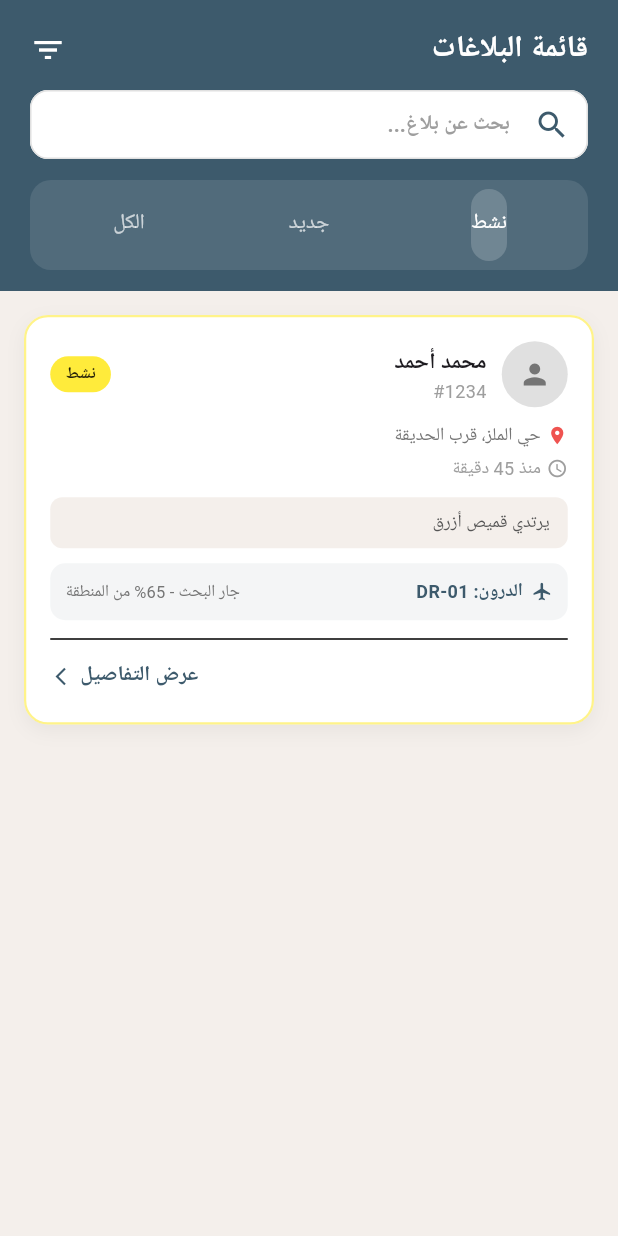
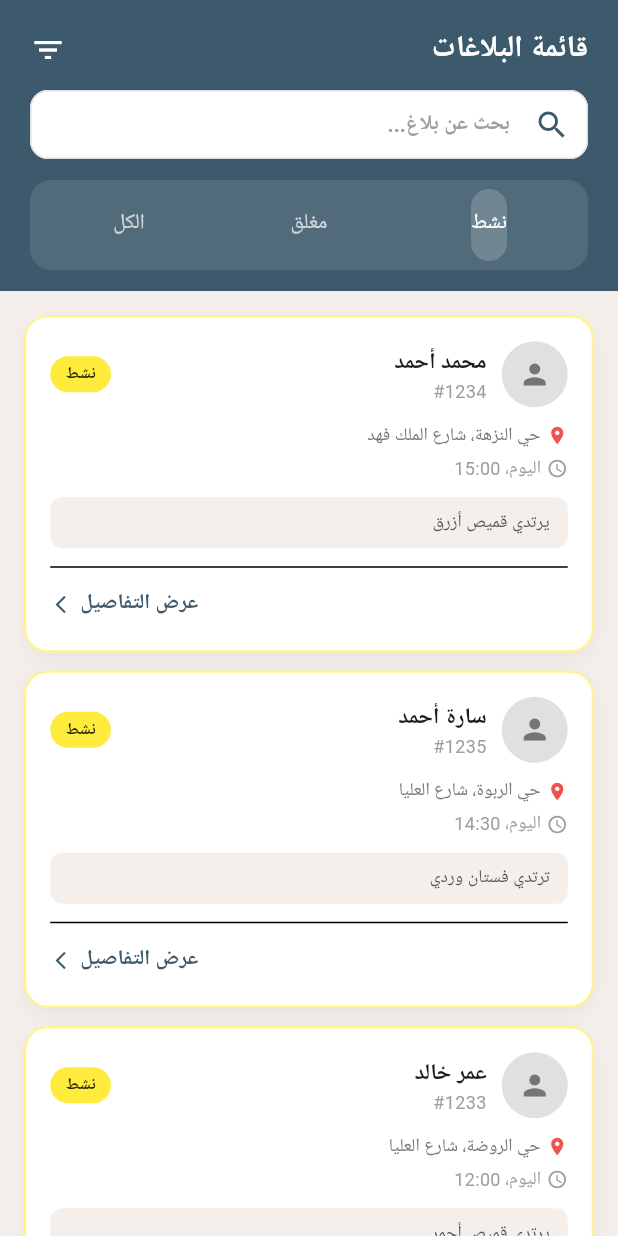
Before and after one commit to sarabashawri/Janah_f, a Flutter app: the MissionsListScreen screen opened by its route, on a phone screen of 412 x 824 dp. Run offline on Flutter 3.47's test engine with Material 3 defaults, Android fonts, the phone set to English and light mode, and no system bars; our stand-ins replace cloud_firestore, firebase_auth, firebase_core, geolocator, google_fonts, google_maps_flutter and 1 more; accounts and stored records are empty.

Commit message:
Update missions_list_screen.dart

```diff
--- a/lib/screens/rescuer/missions_list_screen.dart
+++ b/lib/screens/rescuer/missions_list_screen.dart
@@ -1,57 +1,5 @@
 import 'package:flutter/material.dart';
-
-// موديل البلاغ
-class _Mission {
-  final String id;
-  final String childName;
-  final String location;
-  final String time;
-  final String description;
-  final String status; // 'نشط' | 'مغلق'
-  final String? droneId;
-  final int? droneProgress;
-
-  const _Mission({
-    required this.id,
-    required this.childName,
-    required this.location,
-    required this.time,
-    required this.description,
-    required this.status,
-    this.droneId,
-    this.droneProgress,
-  });
-}
-
-// بيانات وهمية
-const List<_Mission> _allMissions = [
-  _Mission(
-    id: '#1235',
-    childName: 'سارة أحمد',
-    location: 'حي النزهة، شارع الملك فهد',
-    time: 'منذ 15 دقيقة',
-    description: 'طفلة ترتدي فستان وردي',
-    status: 'مغلق',
-  ),
-  _Mission(
-    id: '#1234',
-    childName: 'محمد أحمد',
-    location: 'حي الملز، قرب الحديقة',
-    time: 'منذ 45 دقيقة',
-    description: 'يرتدي قميص أزرق',
-    status: 'نشط',
-    droneId: 'DR-01',
-    droneProgress: 65,
-  ),
-  _Mission(
-    id: '#1233',
-    childName: 'عمر خالد',
-    location: 'حي الروضة، شارع العليا',
-    time: 'منذ ساعتين',
-    description: 'يرتدي قميص أحمر',
-    status: 'مغلق',
-  ),
-];
+import 'mission_details_screen.dart';
 
 class MissionsListScreen extends StatefulWidget {
   const MissionsListScreen({super.key});
@@ -67,9 +15,10 @@ class _MissionsListScreenState extends State<MissionsListScreen>
   String _searchQuery = '';
 
   static const Color _navy = Color(0xFF3D5A6C);
-  static const Color _bg = Color(0xFFF4EFEB);
-  static const Color _activeYellow = Color(0xFFFFEB3B);
-  static const Color _danger = Color(0xFFEF5350);
+  static const Color _bg   = Color(0xFFF4EFEB);
+
+  // بيانات البلاغات مأخوذة من missionsMap
+  List<MissionData> get _allMissions => missionsMap.values.toList();
 
   @override
   void initState() {
@@ -84,23 +33,21 @@ class _MissionsListScreenState extends State<MissionsListScreen>
     super.dispose();
   }
 
-  List<_Mission> _filtered(String type) {
-    List<_Mission> list;
+  List<MissionData> _filtered(String type) {
+    List<MissionData> list;
     if (type == 'نشط') {
-      list = _allMissions.where((m) => m.status == 'نشط').toList();
+      list = _allMissions.where((m) => m.scannedArea < 100).toList();
     } else if (type == 'مغلق') {
-      list = _allMissions.where((m) => m.status == 'مغلق').toList();
+      list = _allMissions.where((m) => m.scannedArea >= 100).toList();
     } else {
       list = _allMissions;
     }
-
     if (_searchQuery.isNotEmpty) {
-      list = list
-          .where((m) =>
-              m.childName.contains(_searchQuery) ||
-              m.id.contains(_searchQuery) ||
-              m.location.contains(_searchQuery))
-          .toList();
+      list = list.where((m) =>
+        m.childName.contains(_searchQuery) ||
+        m.reportId.contains(_searchQuery) ||
+        m.lastLocation.contains(_searchQuery)
+      ).toList();
     }
     return list;
   }
@@ -143,33 +90,18 @@ class _MissionsListScreenState extends State<MissionsListScreen>
           const Row(
             mainAxisAlignment: MainAxisAlignment.spaceBetween,
             children: [
-              Text(
-                'قائمة البلاغات',
-                style: TextStyle(
-                  fontSize: 20,
-                  fontWeight: FontWeight.w800,
-                  color: Colors.white,
-                ),
-              ),
+              Text('قائمة البلاغات',
+                style: TextStyle(fontSize: 20, fontWeight: FontWeight.w800, color: Colors.white)),
               Icon(Icons.filter_list, color: Colors.white),
             ],
           ),
           const SizedBox(height: 12),
-
-          // ✅ البحث (يظهر الخط + الكتابة كحلي/أسود)
           Container(
             height: 46,
-            decoration: BoxDecoration(
-              color: Colors.white,
-              borderRadius: BorderRadius.circular(14),
-            ),
+            decoration: BoxDecoration(color: Colors.white, borderRadius: BorderRadius.circular(14)),
             child: TextField(
               controller: _searchController,
-              style: const TextStyle(
-                color: _navy,
-                fontSize: 14,
-                fontWeight: FontWeight.w600,
-              ),
+              style: const TextStyle(color: _navy, fontSize: 14, fontWeight: FontWeight.w600),
               cursorColor: _navy,
               onChanged: (v) => setState(() => _searchQuery = v),
               decoration: const InputDecoration(
@@ -181,10 +113,7 @@ class _MissionsListScreenState extends State<MissionsListScreen>
               ),
             ),
           ),
-
           const SizedBox(height: 14),
-
-          // ✅ السويتش (نفس القديم كـ Tabs لكن داخل الهيدر)
           Container(
             padding: const EdgeInsets.all(6),
             decoration: BoxDecoration(
@@ -202,7 +131,7 @@ class _MissionsListScreenState extends State<MissionsListScreen>
               dividerColor: Colors.transparent,
               tabs: const [
                 Tab(text: 'نشط'),
-                Tab(text: 'جديد'),
+                Tab(text: 'مغلق'),
                 Tab(text: 'الكل'),
               ],
             ),
@@ -215,43 +144,40 @@ class _MissionsListScreenState extends State<MissionsListScreen>
   Widget _buildList(String type) {
     final missions = _filtered(type);
     if (missions.isEmpty) {
-      return Center(
-        child: Text(
-          'لا توجد بلاغات',
-          style: TextStyle(color: Colors.grey.shade600),
-        ),
-      );
+      return Center(child: Text('لا توجد بلاغات', style: TextStyle(color: Colors.grey.shade600)));
     }
-
     return ListView.builder(
       padding: const EdgeInsets.all(16),
       itemCount: missions.length,
-      itemBuilder: (context, index) => _MissionCard(
-        mission: missions[index],
-        onTap: () {
-          // Navigator.of(context).pushNamed('/guardian/report-details');
-        },
-      ),
+      itemBuilder: (context, index) {
+        final m = missions[index];
+        return _MissionCard(
+          mission: m,
+          onTap: () => Navigator.push(
+            context,
+            MaterialPageRoute(builder: (_) => MissionDetailsScreen(reportId: m.reportId)),
+          ),
+        );
+      },
     );
   }
 }
 
 class _MissionCard extends StatelessWidget {
   const _MissionCard({required this.mission, required this.onTap});
-
-  final _Mission mission;
+  final MissionData mission;
   final VoidCallback onTap;
 
   static const Color _navy = Color(0xFF3D5A6C);
-  static const Color _bg = Color(0xFFF4EFEB);
+  static const Color _bg   = Color(0xFFF4EFEB);
 
   @override
   Widget build(BuildContext context) {
-    final isActive = mission.status == 'نشط';
-    final statusColor =
-        isActive ? const Color(0xFFFFEB3B) : const Color(0xFFEF5350).withOpacity(0.15);
-    final statusTextColor =
-        isActive ? Colors.black87 : const Color(0xFFEF5350);
+    final isActive = mission.scannedArea < 100;
+    final statusColor = isActive
+        ? const Color(0xFFFFEB3B)
+        : const Color(0xFFEF5350).withOpacity(0.15);
+    final statusTextColor = isActive ? Colors.black87 : const Color(0xFFEF5350);
     final statusLabel = isActive ? 'نشط' : 'مغلقة';
 
     return InkWell(
@@ -269,13 +195,7 @@ class _MissionCard extends StatelessWidget {
                 : const Color(0xFFEF5350).withOpacity(0.2),
             width: 1.5,
           ),
-          boxShadow: [
-            BoxShadow(
-              color: Colors.black.withOpacity(0.05),
-              blurRadius: 10,
-              offset: const Offset(0, 4),
-            )
-          ],
+          boxShadow: [BoxShadow(color: Colors.black.withOpacity(0.05), blurRadius: 10, offset: const Offset(0, 4))],
         ),
         child: Column(
           crossAxisAlignment: CrossAxisAlignment.start,
@@ -293,29 +213,15 @@ class _MissionCard extends StatelessWidget {
                   child: Column(
                     crossAxisAlignment: CrossAxisAlignment.start,
                     children: [
-                      Text(mission.childName,
-                          style: const TextStyle(
-                              fontSize: 15, fontWeight: FontWeight.w700)),
-                      Text(mission.id,
-                          style: const TextStyle(
-                              fontSize: 12, color: Color(0xFF9E9E9E))),
+                      Text(mission.childName, style: const TextStyle(fontSize: 15, fontWeight: FontWeight.w700)),
+                      Text(mission.reportId, style: const TextStyle(fontSize: 12, color: Color(0xFF9E9E9E))),
                     ],
                   ),
                 ),
                 Container(
                   padding: const EdgeInsets.symmetric(horizontal: 10, vertical: 4),
-                  decoration: BoxDecoration(
-                    color: statusColor,
-                    borderRadius: BorderRadius.circular(20),
-                  ),
-                  child: Text(
-                    statusLabel,
-                    style: TextStyle(
-                      fontSize: 11,
-                      fontWeight: FontWeight.w700,
-                      color: statusTextColor,
-                    ),
-                  ),
+                  decoration: BoxDecoration(color: statusColor, borderRadius: BorderRadius.circular(20)),
+                  child: Text(statusLabel, style: TextStyle(fontSize: 11, fontWeight: FontWeight.w700, color: statusTextColor)),
                 ),
               ],
             ),
@@ -326,10 +232,7 @@ class _MissionCard extends StatelessWidget {
               children: [
                 const Icon(Icons.location_on, size: 14, color: Color(0xFFEF5350)),
                 const SizedBox(width: 4),
-                Expanded(
-                  child: Text(mission.location,
-                      style: const TextStyle(fontSize: 12, color: Color(0xFF757575))),
-                ),
+                Expanded(child: Text(mission.lastLocation, style: const TextStyle(fontSize: 12, color: Color(0xFF757575)))),
               ],
             ),
             const SizedBox(height: 4),
@@ -339,63 +242,24 @@ class _MissionCard extends StatelessWidget {
               children: [
                 const Icon(Icons.access_time, size: 14, color: Color(0xFF9E9E9E)),
                 const SizedBox(width: 4),
-                Text(mission.time,
-                    style: const TextStyle(fontSize: 12, color: Color(0xFF9E9E9E))),
+                Text(mission.disappearTime, style: const TextStyle(fontSize: 12, color: Color(0xFF9E9E9E))),
               ],
             ),
-
             const SizedBox(height: 10),
 
             // الوصف
             Container(
               width: double.infinity,
               padding: const EdgeInsets.symmetric(horizontal: 12, vertical: 8),
-              decoration: BoxDecoration(
-                color: _bg,
-                borderRadius: BorderRadius.circular(8),
-              ),
-              child: Text(
-                mission.description,
-                style: const TextStyle(fontSize: 12, color: Color(0xFF555555)),
-              ),
+              decoration: BoxDecoration(color: _bg, borderRadius: BorderRadius.circular(8)),
+              child: Text(mission.childDescription, style: const TextStyle(fontSize: 12, color: Color(0xFF555555))),
             ),
-
-            // معلومات الدرون (بدون شريط أخضر)
-            if (mission.droneId != null) ...[
-              const SizedBox(height: 10),
-              Container(
-                padding: const EdgeInsets.all(10),
-                decoration: BoxDecoration(
-                  color: _navy.withOpacity(0.06),
-                  borderRadius: BorderRadius.circular(10),
-                ),
-                child: Row(
-                  children: [
-                    const Icon(Icons.flight, size: 14, color: _navy),
-                    const SizedBox(width: 6),
-                    Text(
-                      'الدرون: ${mission.droneId}',
-                      style: const TextStyle(
-                        fontSize: 12,
-                        fontWeight: FontWeight.w700,
-                        color: _navy,
-                      ),
-                    ),
-                    const Spacer(),
-                    Text(
-                      'جار البحث - ${mission.droneProgress ?? 0}% من المنطقة',
-                      style: const TextStyle(fontSize: 11, color: Color(0xFF757575)),
-                    ),
-                  ],
-                ),
-              ),
-            ],
 
             const SizedBox(height: 12),
             const Divider(height: 1),
             const SizedBox(height: 10),
 
-            // ✅ عرض التفاصيل (مثل ما كان) + السهم معكوس
+            // عرض التفاصيل
             Align(
               alignment: Alignment.centerLeft,
               child: InkWell(
@@ -406,20 +270,9 @@ class _MissionCard extends StatelessWidget {
                   child: Row(
                     mainAxisSize: MainAxisSize.min,
                     children: [
-                      Text(
-                        'عرض التفاصيل',
-                        style: TextStyle(
-                          fontSize: 14,
-                          fontWeight: FontWeight.w700,
-                          color: _navy,
-                        ),
-                      ),
+                      Text('عرض التفاصيل', style: TextStyle(fontSize: 14, fontWeight: FontWeight.w700, color: _navy)),
                       SizedBox(width: 6),
-                      Icon(
-                        Icons.arrow_forward_ios,
-                        size: 14,
-                        color: _navy,
-                      ),
+                      Icon(Icons.arrow_forward_ios, size: 14, color: _navy),
                     ],
                   ),
                 ),
```
